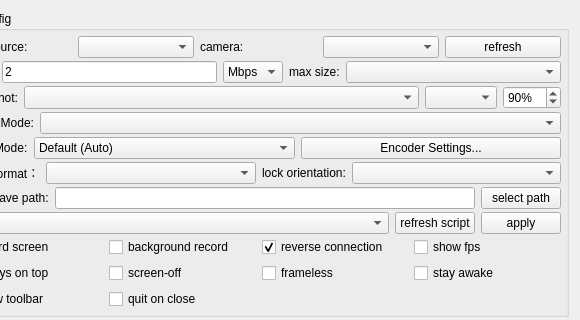
Qt form QtScrcpy/ui/dialog.ui (Marica7731/QtScrcpy) before a commit; both pictures show x 713 to 1293 and y 0 to 320 of the 1293 by 574 pixel window.
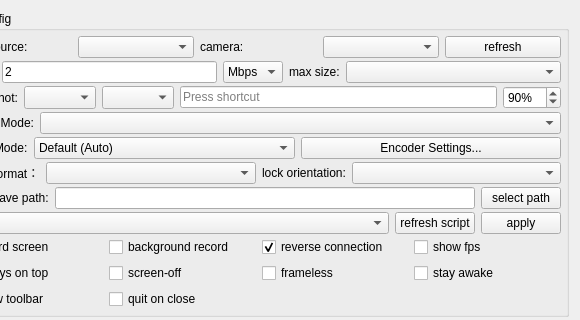
The same form after that commit.

Commit message: Make the mirror screenshot shortcut editable and default to Ctrl+Shift+4

```diff
--- a/QtScrcpy/ui/dialog.ui
+++ b/QtScrcpy/ui/dialog.ui
@@ -511,6 +511,12 @@
               </property>
              </widget>
             </item>
+            <item>
+             <widget class="QKeySequenceEdit" name="shotShortcutEdit">
+              <property name="toolTip"><string>Screenshot shortcut (focus here and press the desired keys)</string></property>
+              <property name="accessibleName"><string>Screenshot shortcut</string></property>
+             </widget>
+            </item>
             <item>
              <widget class="QSpinBox" name="shotQualitySpin">
               <property name="sizePolicy">
```
The commit also changes 6 other files.
